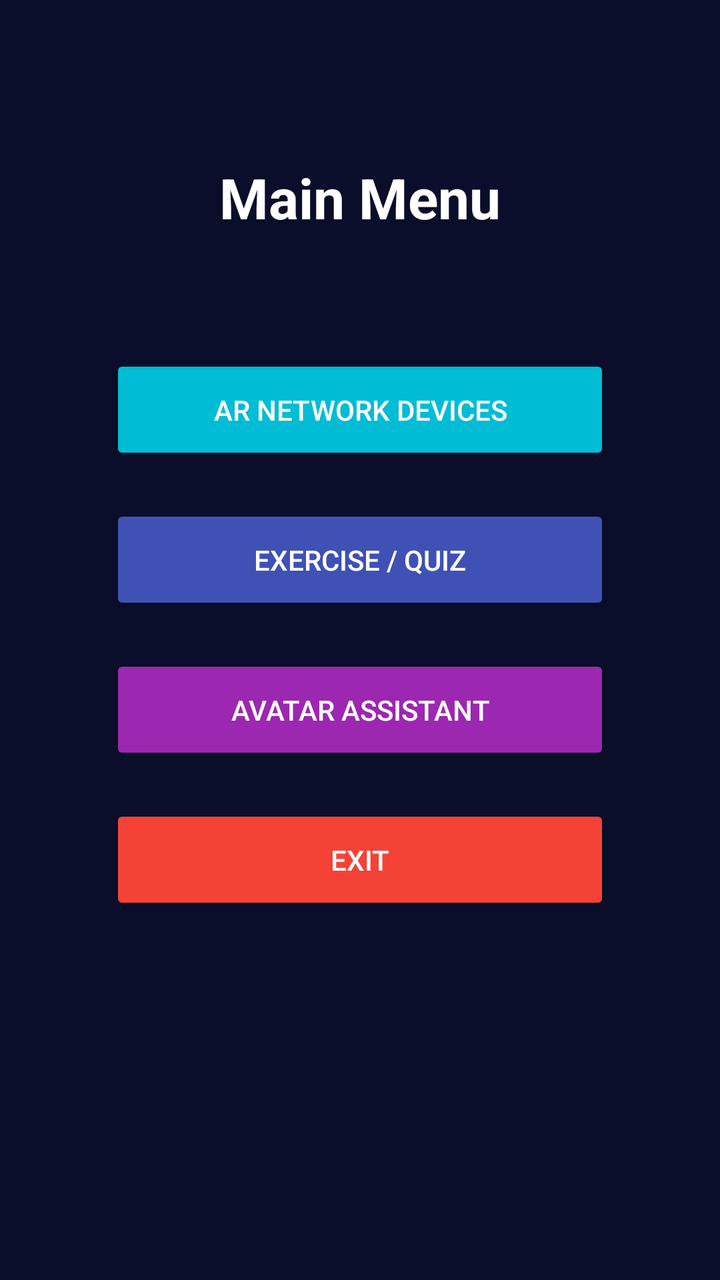
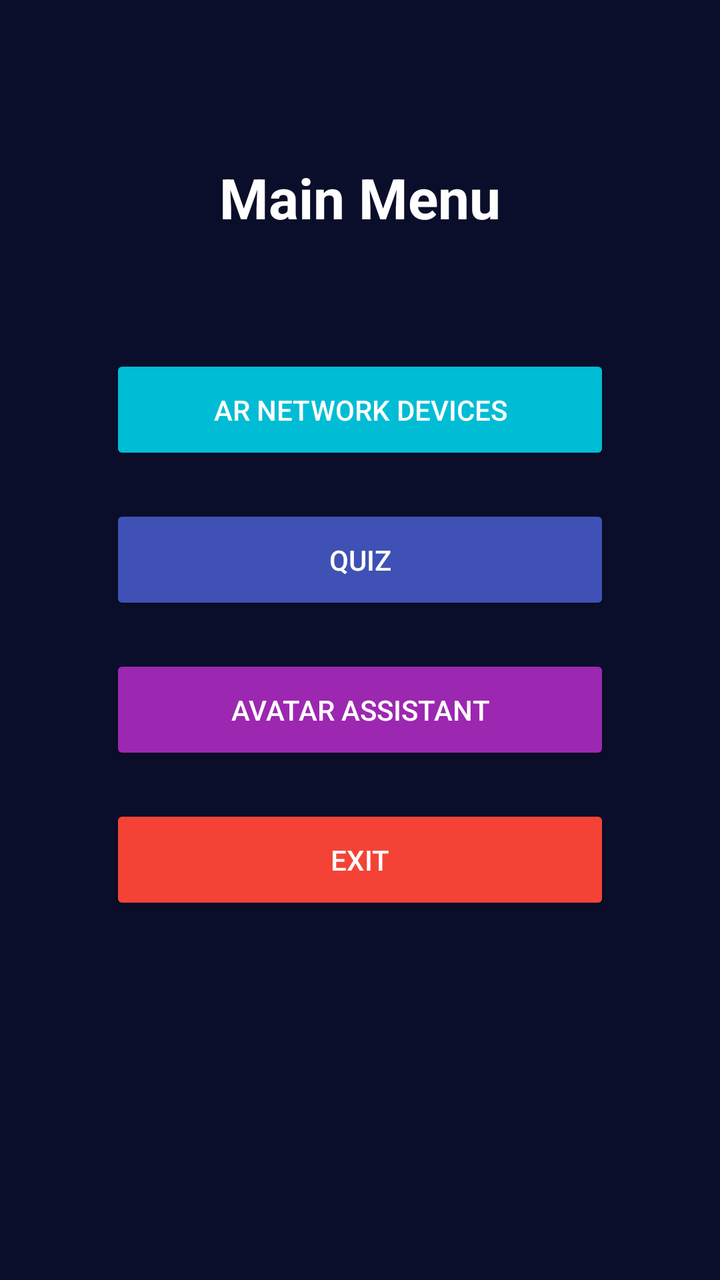

Screens rendered from an Android XML layout before and after an edit, with the pre-edit source and the edit as a unified diff.
<!-- AndroidManifest.xml: application theme Theme.ComputerNetworkDeviceARApp -->
<!-- res/layout/activity_main_menu.xml -->
<?xml version="1.0" encoding="utf-8"?>
<RelativeLayout xmlns:android="http://schemas.android.com/apk/res/android"
    android:layout_width="match_parent"
    android:layout_height="match_parent"
    android:background="#0A0E2A">

    
    <TextView
        android:id="@+id/tvMenuTitle"
        android:layout_width="wrap_content"
        android:layout_height="wrap_content"
        android:text="Main Menu"
        android:textColor="#FFFFFF"
        android:textSize="28sp"
        android:textStyle="bold"
        android:layout_centerHorizontal="true"
        android:layout_marginTop="80dp"/>

    
    <Button
        android:id="@+id/btnAR"
        android:layout_width="250dp"
        android:layout_height="55dp"
        android:text="AR Network Devices"
        android:textColor="#FFFFFF"
        android:backgroundTint="#00BCD4"
        android:layout_centerHorizontal="true"
        android:layout_below="@id/tvMenuTitle"
        android:layout_marginTop="60dp"/>

    
    <Button
        android:id="@+id/btnQuiz"
        android:layout_width="250dp"
        android:layout_height="55dp"
        android:text="Exercise / Quiz"
        android:textColor="#FFFFFF"
        android:backgroundTint="#3F51B5"
        android:layout_centerHorizontal="true"
        android:layout_below="@id/btnAR"
        android:layout_marginTop="20dp"/>

    
    <Button
        android:id="@+id/btnAvatar"
        android:layout_width="250dp"
        android:layout_height="55dp"
        android:text="Avatar Assistant"
        android:textColor="#FFFFFF"
        android:backgroundTint="#9C27B0"
        android:layout_centerHorizontal="true"
        android:layout_below="@id/btnQuiz"
        android:layout_marginTop="20dp"/>

    
    <Button
        android:id="@+id/btnExit"
        android:layout_width="250dp"
        android:layout_height="55dp"
        android:text="Exit"
        android:textColor="#FFFFFF"
        android:backgroundTint="#F44336"
        android:layout_centerHorizontal="true"
        android:layout_below="@id/btnAvatar"
        android:layout_marginTop="20dp"/>

</RelativeLayout>
<!-- resources referenced by this layout -->
<resources>
  <style name="Theme.ComputerNetworkDeviceARApp" parent="Base.Theme.ComputerNetworkDeviceARApp" />
  <style name="Base.Theme.ComputerNetworkDeviceARApp" parent="Theme.Material3.DayNight.NoActionBar">
          
          
      </style>
</resources>

<!-- the commit's change to res/layout/activity_main_menu.xml (unified diff, before → after) -->
@@ -33,7 +33,7 @@
         android:id="@+id/btnQuiz"
         android:layout_width="250dp"
         android:layout_height="55dp"
-        android:text="Exercise / Quiz"
+        android:text="Quiz"
         android:textColor="#FFFFFF"
         android:backgroundTint="#3F51B5"
         android:layout_centerHorizontal="true"
